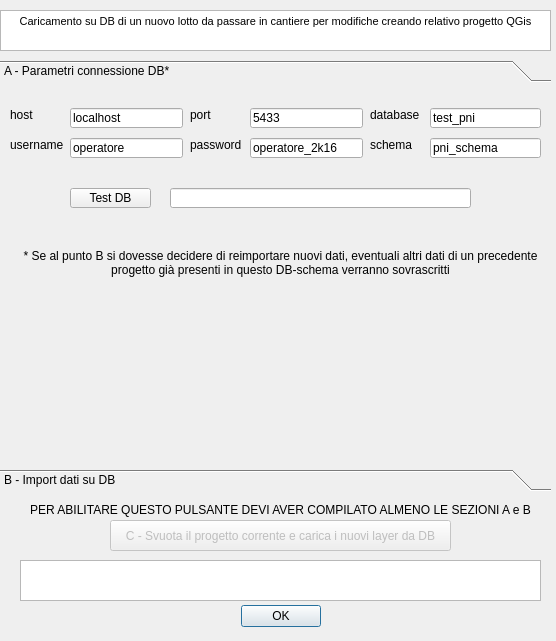
The window that ProgettoPNI_2/progetto_pni_config_dockwidget_base.ui (Verticalsrl/progettoPNI_2) describes before a commit, drawn with Qt 5.
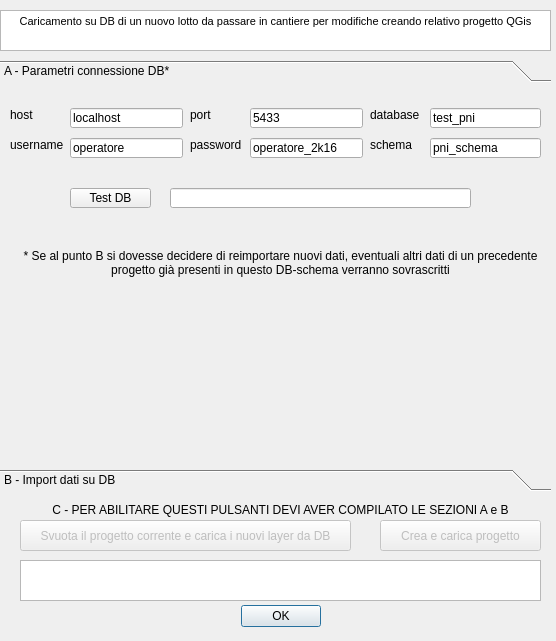
The same window after the commit.

Commit message: creazione progetto da nuovi shp caricati su Db e maschere di edit

Patch:
```diff
--- a/ProgettoPNI_2/progetto_pni_config_dockwidget_base.ui
+++ b/ProgettoPNI_2/progetto_pni_config_dockwidget_base.ui
@@ -52,14 +52,14 @@
    </property>
    <property name="geometry">
     <rect>
-     <x>110</x>
+     <x>20</x>
      <y>520</y>
-     <width>341</width>
+     <width>331</width>
      <height>31</height>
     </rect>
    </property>
    <property name="text">
-    <string>C - Svuota il progetto corrente e carica i nuovi layer da DB</string>
+    <string>Svuota il progetto corrente e carica i nuovi layer da DB</string>
    </property>
   </widget>
   <widget class="QTextBrowser" name="txtFeedback">
@@ -535,7 +535,23 @@
     </rect>
    </property>
    <property name="text">
-    <string>&lt;html&gt;&lt;head/&gt;&lt;body&gt;&lt;p align=&quot;center&quot;&gt;PER ABILITARE QUESTO PULSANTE DEVI AVER COMPILATO ALMENO LE SEZIONI A e B&lt;/p&gt;&lt;/body&gt;&lt;/html&gt;</string>
+    <string>&lt;html&gt;&lt;head/&gt;&lt;body&gt;&lt;p align=&quot;center&quot;&gt;C - PER ABILITARE QUESTI PULSANTI DEVI AVER COMPILATO LE SEZIONI A e B&lt;/p&gt;&lt;/body&gt;&lt;/html&gt;</string>
+   </property>
+  </widget>
+  <widget class="QToolButton" name="createBtn">
+   <property name="enabled">
+    <bool>false</bool>
+   </property>
+   <property name="geometry">
+    <rect>
+     <x>380</x>
+     <y>520</y>
+     <width>161</width>
+     <height>31</height>
+    </rect>
+   </property>
+   <property name="text">
+    <string>Crea e carica progetto</string>
    </property>
   </widget>
   <zorder>layoutWidget</zorder>
```
Left out of the diff: 1 changed line with no effect on the pictures. The commit also changes 5 other files.
